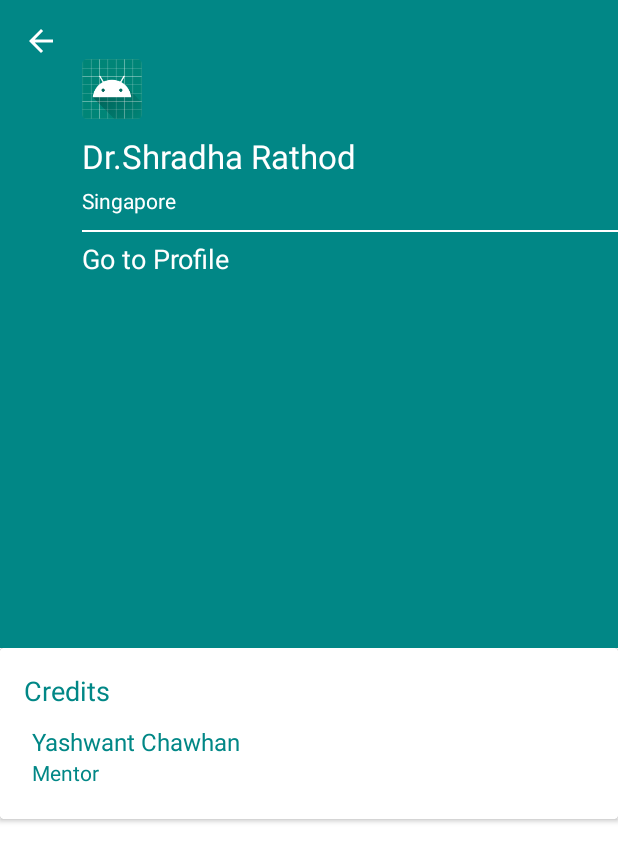
After one commit to shrayash12/WeatherData-Appp, an Android app: the AboutActivity screen opened directly, with no data from a screen before it, on a phone screen of 412 x 824 dp. The commit adds this screen. Shown: the top 862 px of the screen. Run offline under Robolectric (Android 15) with nearby library versions, the phone set to English and light mode, and no system bars; libraries missing offline, so code that uses them is left out: com.mikepenz.community_material_typeface_library, com.mikepenz.iconics; 3 statements that could not run were skipped.

Commit message:
Added about screen

```diff
--- a/app/src/main/AndroidManifest.xml
+++ b/app/src/main/AndroidManifest.xml
@@ -15,7 +15,8 @@
         android:roundIcon="@mipmap/ic_launcher_round"
         android:supportsRtl="true"
         android:theme="@style/Theme.WeatherData">
-        <activity android:name=".splashscreen.SearchActivity"></activity>
+        <activity android:name=".about.AboutActivity"></activity>
+        <activity android:name=".splashscreen.SearchActivity" />
         <activity android:name=".splashscreen.SplashActivity">
             <intent-filter>
                 <action android:name="android.intent.action.MAIN" />
--- /dev/null
+++ b/app/src/main/java/shradha/com/weatherdata/about/AboutActivity.java
@@ -0,0 +1,87 @@
+package shradha.com.weatherdata.about;
+
+import androidx.appcompat.app.AppCompatActivity;
+import androidx.core.content.ContextCompat;
+
+import android.content.Intent;
+import android.net.Uri;
+import android.os.Bundle;
+import android.view.View;
+import android.widget.ImageView;
+import android.widget.LinearLayout;
+
+import com.mikepenz.community_material_typeface_library.CommunityMaterial;
+import com.mikepenz.iconics.IconicsDrawable;
+
+import shradha.com.weatherdata.R;
+
+public class AboutActivity extends AppCompatActivity implements View.OnClickListener {
+
+    ImageView ivLinkedin;
+    ImageView ivTwitter;
+    ImageView ivGithub;
+    ImageView ivBack;
+    LinearLayout linearLayoutMentor;
+
+    @Override
+    protected void onCreate(Bundle savedInstanceState) {
+        super.onCreate(savedInstanceState);
+        setContentView(R.layout.activity_about);
+        ivLinkedin = findViewById(R.id.ivLinkedin);
+        ivTwitter = findViewById(R.id.ivTwitter);
+        ivGithub = findViewById(R.id.ivGithub);
+        ivBack = findViewById(R.id.ivBack);
+        linearLayoutMentor = findViewById(R.id.yashwantContainer);
+        ivLinkedin.setOnClickListener(this);
+        ivTwitter.setOnClickListener(this);
+        ivGithub.setOnClickListener(this);
+        ivBack.setOnClickListener(this);
+        linearLayoutMentor.setOnClickListener(this);
+        setImageToSocialMedia();
+    }
+
+    private void setImageToSocialMedia() {
+        ivLinkedin.setBackground(new IconicsDrawable(this)
+                .icon(CommunityMaterial.Icon.cmd_linkedin)
+                .color(ContextCompat.getColor(this, R.color.white))
+                .sizeDp(28));
+
+
+        ivTwitter.setBackground(new IconicsDrawable(this)
+                .icon(CommunityMaterial.Icon.cmd_twitter)
+                .color(ContextCompat.getColor(this, R.color.white))
+                .sizeDp(28));
+
+        ivGithub.setBackground(new IconicsDrawable(this)
+                .icon(CommunityMaterial.Icon.cmd_github_circle)
+                .color(ContextCompat.getColor(this, R.color.white))
+                .sizeDp(28));
+    }
+
+
+    @Override
+    public void onClick(View v) {
+        switch (v.getId()) {
+            case R.id.ivLinkedin:
+                Intent myProfile = new Intent(Intent.ACTION_VIEW, Uri.parse("https://www.linkedin.com/in/shrayash12"));
+                startActivity(myProfile);
+                break;
+            case R.id.ivTwitter:
+                Intent twitterIntent = new Intent(Intent.ACTION_VIEW, Uri.parse("https://twitter.com/ShradhaRathod3"));
+                startActivity(twitterIntent);
+                break;
+            case R.id.ivGithub:
+                Intent github = new Intent(Intent.ACTION_VIEW, Uri.parse("https://github.com/shrayash12"));
+                startActivity(github);
+                break;
+            case R.id.yashwantContainer:
+                Intent linkedInIntent = new Intent(Intent.ACTION_VIEW, Uri.parse("https://www.linkedin.com/in/yashwant-chawhan-93930b56?trk=nav_responsive_tab_profile"));
+                startActivity(linkedInIntent);
+                break;
+            case R.id.ivBack:
+                onBackPressed();
+                finish();
+                break;
+        }
+    }
+}
--- a/app/src/main/java/shradha/com/weatherdata/mainscreen/MainActivity.java
+++ b/app/src/main/java/shradha/com/weatherdata/mainscreen/MainActivity.java
@@ -29,6 +29,7 @@ import java.util.List;
 import javax.inject.Inject;
 
 import shradha.com.weatherdata.R;
+import shradha.com.weatherdata.about.AboutActivity;
 import shradha.com.weatherdata.di.WeatherDataApplication;
 import shradha.com.weatherdata.model.WeatherForecast;
 import shradha.com.weatherdata.model.WeatherResponse;
@@ -68,7 +69,7 @@ public class MainActivity extends AppCompatActivity {
     LottieAnimationView time15Image;
     LottieAnimationView time13Image;
     LottieAnimationView time14Image;
-
+   ImageView imageInformation;
 
 
     @Override
@@ -126,6 +127,13 @@ public class MainActivity extends AppCompatActivity {
             }
         });
 
+        imageInformation.setOnClickListener(new View.OnClickListener() {
+            @Override
+            public void onClick(View v) {
+
+                startActivity(new Intent(MainActivity.this, AboutActivity.class));
+            }
+        });
 
     }
 
@@ -244,7 +252,7 @@ public class MainActivity extends AppCompatActivity {
         time13Image = findViewById(R.id.time13Image);
         time14Image = findViewById(R.id.time14Image);
         time15Image = findViewById(R.id.time15Image);
-
+        imageInformation = findViewById(R.id.ivInfo);
 
     }
 }
--- /dev/null
+++ b/app/src/main/res/drawable/ic_baseline_arrow_back_24.xml
@@ -0,0 +1,5 @@
+<vector android:autoMirrored="true" android:height="24dp"
+    android:tint="#FFFFFF" android:viewportHeight="24"
+    android:viewportWidth="24" android:width="24dp" xmlns:android="http://schemas.android.com/apk/res/android">
+    <path android:fillColor="@android:color/white" android:pathData="M20,11H7.83l5.59,-5.59L12,4l-8,8 8,8 1.41,-1.41L7.83,13H20v-2z"/>
+</vector>
--- /dev/null
+++ b/app/src/main/res/drawable/ic_baseline_info_24.xml
@@ -0,0 +1,5 @@
+<vector android:height="24dp" android:tint="#FFFFFF"
+    android:viewportHeight="24" android:viewportWidth="24"
+    android:width="24dp" xmlns:android="http://schemas.android.com/apk/res/android">
+    <path android:fillColor="@android:color/white" android:pathData="M12,2C6.48,2 2,6.48 2,12s4.48,10 10,10 10,-4.48 10,-10S17.52,2 12,2zM13,17h-2v-6h2v6zM13,9h-2L11,7h2v2z"/>
+</vector>
--- /dev/null
+++ b/app/src/main/res/layout/activity_about.xml
@@ -0,0 +1,167 @@
+<?xml version="1.0" encoding="utf-8"?>
+
+
+<LinearLayout xmlns:android="http://schemas.android.com/apk/res/android"
+    xmlns:app="http://schemas.android.com/apk/res-auto"
+    xmlns:tools="http://schemas.android.com/tools"
+    android:layout_width="match_parent"
+    android:layout_height="match_parent"
+    android:background="@color/teal_700"
+    android:orientation="vertical"
+    android:weightSum="1">
+
+    <RelativeLayout
+        android:layout_width="match_parent"
+        android:layout_height="0dp"
+        android:layout_weight="0.5"
+        android:background="@color/teal_700">
+
+        <ImageView
+            android:id="@+id/ivBack"
+            android:layout_width="wrap_content"
+            android:layout_height="wrap_content"
+            android:layout_marginLeft="15dp"
+            android:layout_marginTop="15dp"
+            android:src="@drawable/ic_baseline_arrow_back_24" />
+
+        <LinearLayout
+
+            android:layout_width="match_parent"
+            android:layout_height="wrap_content"
+            android:layout_below="@+id/ivBack"
+            android:layout_marginLeft="15dp"
+            android:layout_toRightOf="@+id/ivBack"
+            android:orientation="vertical">
+
+
+            <ImageView
+                android:id="@+id/ivProfilePic"
+                android:layout_width="40dp"
+                android:layout_height="40dp"
+                android:src="@mipmap/ic_launcher" />
+
+            <TextView
+                android:layout_width="wrap_content"
+                android:layout_height="wrap_content"
+                android:layout_marginTop="10dp"
+                android:text="Dr.Shradha Rathod"
+                android:textAppearance="?android:textAppearanceLarge"
+                android:textColor="@color/white"
+                android:textStyle="normal" />
+
+
+            <TextView
+                android:layout_width="wrap_content"
+                android:layout_height="wrap_content"
+                android:layout_marginTop="5dp"
+                android:text="Singapore"
+                android:textColor="@color/white" />
+
+            <View
+                android:layout_width="match_parent"
+                android:layout_height="1dp"
+                android:layout_marginTop="10dp"
+                android:background="@color/white" />
+
+            <TextView
+                android:layout_width="wrap_content"
+                android:layout_height="wrap_content"
+                android:layout_marginTop="5dp"
+                android:text="Go to Profile"
+                android:textAppearance="?android:textAppearanceMedium"
+                android:textColor="@color/white" />
+
+            <RelativeLayout
+                android:layout_width="match_parent"
+                android:layout_height="wrap_content"
+                android:layout_marginTop="15dp">
+
+                <ImageView
+                    android:id="@+id/ivLinkedin"
+                    android:layout_width="wrap_content"
+                    android:layout_height="wrap_content"
+                    android:layout_alignParentLeft="true" />
+
+                <ImageView
+                    android:id="@+id/ivTwitter"
+                    android:layout_width="wrap_content"
+                    android:layout_height="wrap_content"
+                    android:layout_centerHorizontal="true"
+                    android:layout_marginRight="40dp" />
+
+                <ImageView
+                    android:id="@+id/ivGithub"
+                    android:layout_width="wrap_content"
+                    android:layout_height="wrap_content"
+                    android:layout_alignParentRight="true"
+                    android:layout_marginRight="20dp" />
+
+            </RelativeLayout>
+        </LinearLayout>
+
+    </RelativeLayout>
+
+    <LinearLayout
+        android:layout_width="match_parent"
+        android:layout_height="0dp"
+        android:layout_marginTop="40dp"
+        android:layout_weight="0.5"
+        android:background="@color/white">
+
+        <androidx.cardview.widget.CardView
+            android:layout_width="match_parent"
+            android:layout_height="wrap_content"
+            app:cardElevation="2dp">
+
+            <LinearLayout
+                android:id="@+id/yashwantContainer"
+                style="@style/Widget.CardContent"
+                android:layout_width="match_parent"
+                android:orientation="vertical"
+                android:layout_height="wrap_content">
+
+                <TextView
+                    android:layout_width="match_parent"
+                    android:layout_height="wrap_content"
+                    android:text="Credits"
+                    android:textAppearance="@style/TextAppearance.AppCompat.Medium"
+                    android:textColor="@color/teal_700" />
+
+                <Space
+                    android:layout_width="wrap_content"
+                    android:layout_height="5dp" />
+
+
+                <LinearLayout
+                    android:id="@+id/yashwant"
+                    android:layout_width="match_parent"
+                    android:layout_height="wrap_content"
+                    android:background="?android:attr/selectableItemBackground"
+                    android:orientation="vertical"
+                    android:padding="5dp">
+
+                    <TextView
+                        android:layout_width="match_parent"
+                        android:layout_height="wrap_content"
+                        android:text="Yashwant Chawhan"
+                        android:textAppearance="@style/TextAppearance.AppCompat.Medium"
+                        android:textColor="@color/teal_700"
+                        android:textSize="16sp"
+                        tools:ignore="HardcodedText" />
+
+                    <TextView
+                        android:layout_width="match_parent"
+                        android:layout_height="wrap_content"
+                        android:text="Mentor"
+                        android:textColor="@color/teal_700"
+                        android:textAppearance="@style/TextAppearance.AppCompat.Small" />
+                </LinearLayout>
+
+            </LinearLayout>
+
+        </androidx.cardview.widget.CardView>
+
+
+    </LinearLayout>
+
+</LinearLayout>
--- /dev/null
+++ b/app/src/main/res/layout/activity_about2.xml
@@ -0,0 +1,9 @@
+<?xml version="1.0" encoding="utf-8"?>
+<androidx.constraintlayout.widget.ConstraintLayout xmlns:android="http://schemas.android.com/apk/res/android"
+    xmlns:app="http://schemas.android.com/apk/res-auto"
+    xmlns:tools="http://schemas.android.com/tools"
+    android:layout_width="match_parent"
+    android:layout_height="match_parent"
+    tools:context=".about.AboutActivity">
+
+</androidx.constraintlayout.widget.ConstraintLayout>
--- a/app/src/main/res/layout/activity_main.xml
+++ b/app/src/main/res/layout/activity_main.xml
@@ -11,6 +11,14 @@
         android:layout_width="match_parent"
         android:gravity="right"
         android:layout_height="wrap_content">
+
+        <ImageView
+            android:id="@+id/ivInfo"
+            android:layout_width="wrap_content"
+            android:src="@drawable/ic_baseline_info_24"
+            android:padding="10dp"
+            android:layout_marginTop="3dp"
+            android:layout_height="wrap_content"/>
 
         <androidx.appcompat.widget.SearchView
             android:id="@+id/searchView"
--- a/app/src/main/res/values/themes.xml
+++ b/app/src/main/res/values/themes.xml
@@ -13,4 +13,13 @@
         <item name="android:statusBarColor" tools:targetApi="l">?attr/colorPrimaryVariant</item>
         <!-- Customize your theme here. -->
     </style>
+
+    <style name="Widget.CardContent" parent="android:Widget">
+        <item name="android:paddingLeft">16dp</item>
+        <item name="android:paddingRight">16dp</item>
+        <item name="android:paddingTop">16dp</item>
+        <item name="android:paddingBottom">16dp</item>
+        <item name="android:background">@android:color/white</item>
+        <item name="android:orientation">vertical</item>
+    </style>
 </resources>
```
Also changed, not shown: app/build.gradle (+9 -0 lines).
